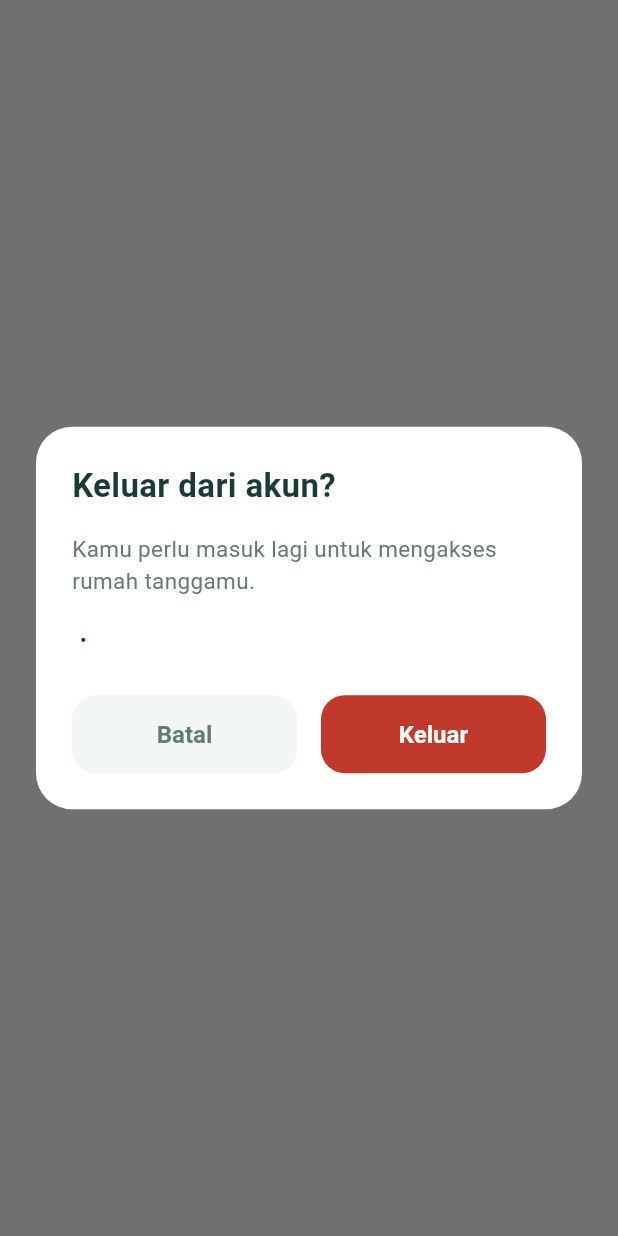
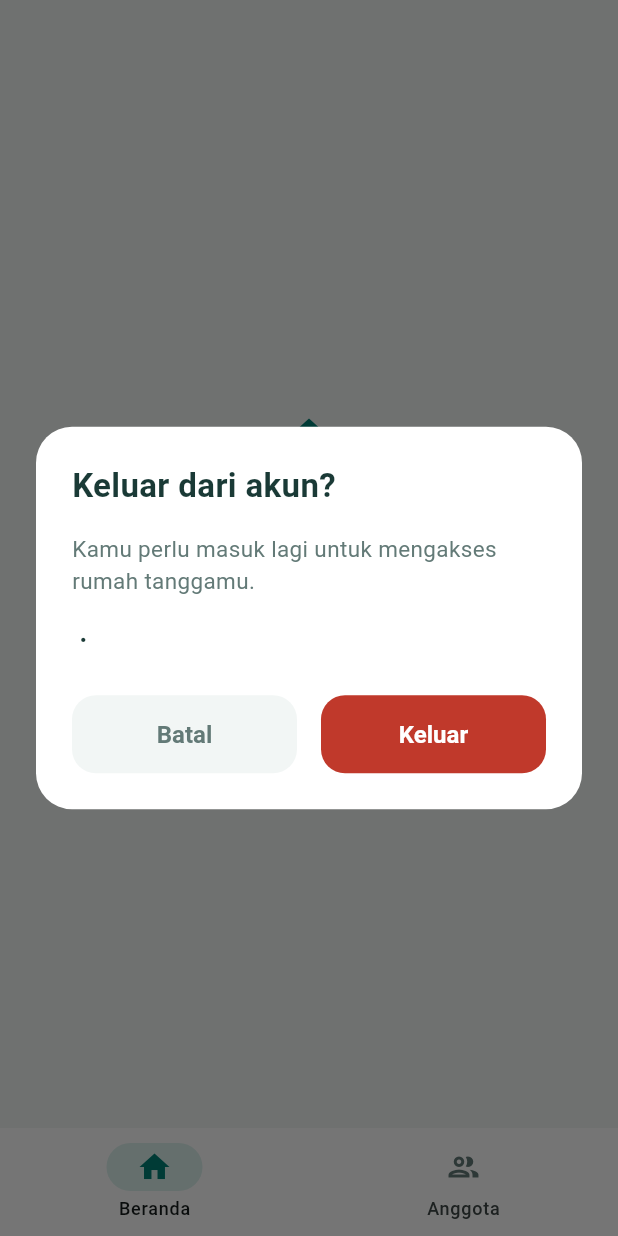
Before and after one commit to Rruben555/Home-Assistant-Frontend, a Flutter app: the MainShell screen opened by its route, after a tap on "Keluar", on a phone screen of 412 x 824 dp. Run offline on Flutter 3.47's test engine with Material 3 defaults, Android fonts, the phone set to English and light mode, and no system bars; accounts and stored records are empty.

Commit message:
Member list

```diff
--- a/lib/app/routes/app_router.dart
+++ b/lib/app/routes/app_router.dart
@@ -58,6 +58,8 @@ class AppRouter {
         return _page(settings, _familyPlaceholder());
       case AppRoutes.main:
         return _page(settings, MainShell(dependencies: _d));
+      case AppRoutes.memberProfile:
+        return _page(settings, _notFound('Profil anggota belum tersedia.'));
       default:
         return _page(settings, _notFound());
     }
--- a/lib/app/routes/app_routes.dart
+++ b/lib/app/routes/app_routes.dart
@@ -5,4 +5,5 @@ class AppRoutes {
   static const register = '/register';
   static const family = '/family'; // layar pertama setelah masuk (daftar / pilih keluarga)
   static const main = '/main';
+  static const memberProfile = '/member/profile'; // arguments: String memberId
 }
--- a/lib/app/routes/route_guards.dart
+++ b/lib/app/routes/route_guards.dart
@@ -16,6 +16,7 @@ class RouteGuards {
   static const _protected = {
     AppRoutes.family,
     AppRoutes.main,
+    AppRoutes.memberProfile,
   };
 
   RouteGuardResult check(String name) {
--- a/lib/app/shell/main_shell.dart
+++ b/lib/app/shell/main_shell.dart
@@ -1,24 +1,59 @@
 import 'package:flutter/material.dart';
+import '../theme/app_theme.dart';
 import '../../cores/ui/app_scaffold.dart';
 import '../../cores/ui/empty_state.dart';
 import '../../features/auth/auth.dart';
+import '../../features/members/members.dart';
 import '../di/injection.dart';
 
-/// Kerangka layar utama. Tahap ini baru berisi Beranda sementara dengan tombol keluar;
-/// tab lain ditambahkan bersama fitur masing-masing.
-class MainShell extends StatelessWidget {
+/// Kerangka tab Beranda / Anggota.
+/// Tab Beranda dan Anggota berbeda untuk admin dan anggota biasa.
+class MainShell extends StatefulWidget {
   const MainShell({super.key, required this.dependencies});
   final AppDependencies dependencies;
+  @override
+  State<MainShell> createState() => _MainShellState();
+}
+
+class _MainShellState extends State<MainShell> {
+  int _index = 0;
+
+  NavigationDestination _dest(IconData icon, IconData active, String label) => NavigationDestination(
+        icon: Icon(icon, color: AppColors.textMuted),
+        selectedIcon: Icon(active, color: AppColors.primary),
+        label: label,
+      );
 
   @override
-  Widget build(BuildContext context) => AppScaffold(
-        showAppBar: false,
-        body: EmptyState(
-          icon: Icons.home_outlined,
-          title: 'Beranda',
-          message: 'Fondasi aplikasi sudah berjalan. Fitur ditambahkan bertahap.',
-          actionLabel: 'Keluar',
-          onAction: () => confirmAndLogout(context, dependencies.auth),
-        ),
+  Widget build(BuildContext context) => ListenableBuilder(
+        listenable: widget.dependencies.members,
+        builder: (context, _) => _scaffold(),
       );
+
+  Widget _scaffold() {
+    final d = widget.dependencies;
+    final admin = d.session.isAdmin;
+    final tabs = <Widget>[
+      EmptyState(
+        icon: Icons.home_outlined,
+        title: 'Beranda',
+        message: 'Daftar chore akan hadir di tahap berikutnya.',
+        actionLabel: 'Keluar',
+        onAction: () => confirmAndLogout(context, d.auth),
+      ),
+      admin ? AdminMembersScreen(members: d.members) : MemberMembersScreen(members: d.members),
+    ];
+    return AppScaffold(
+      showAppBar: false,
+      body: IndexedStack(index: _index, children: tabs),
+      bottomNavigationBar: NavigationBar(
+        selectedIndex: _index,
+        onDestinationSelected: (i) => setState(() => _index = i),
+        destinations: [
+          _dest(Icons.home_outlined, Icons.home, 'Beranda'),
+          _dest(Icons.group_outlined, Icons.group, 'Anggota'),
+        ],
+      ),
+    );
+  }
 }
--- /dev/null
+++ b/lib/features/members/presentation/controllers/members_controller.dart
@@ -0,0 +1,41 @@
+import 'package:flutter/foundation.dart';
+import '../../../../shared/role/role.dart';
+import '../../../../shared/session/session.dart';
+import '../../domain/member.dart';
+import '../../domain/member_repository.dart';
+
+/// Penghubung layar anggota dengan [MemberRepository]. Setiap perubahan data
+/// diteruskan ke pendengar, jadi layar cukup memantau controller ini.
+class MembersController extends ChangeNotifier {
+  MembersController({required MemberRepository repository, required Session session})
+      : _repo = repository,
+        _session = session {
+    _repo.addListener(notifyListeners);
+  }
+
+  final MemberRepository _repo;
+  final Session _session;
+
+  @override
+  void dispose() {
+    _repo.removeListener(notifyListeners);
+    super.dispose();
+  }
+
+  /// Anggota keluarga yang sedang dipilih.
+  List<Member> get members => _repo.snapshot;
+
+  Member? byId(String id) => _repo.byId(id);
+  String nameOf(String id) => _repo.nameOf(id);
+
+  /// Peran dan id anggota milik akun yang sedang masuk (pada keluarga terpilih).
+  Role? get myRole => _session.role;
+  String? get myMemberId => _session.member?.id;
+  bool get isAdmin => _session.isAdmin;
+  bool isMe(String memberId) => myMemberId == memberId;
+
+  Future<List<Member>> loadMembers() => _repo.loadMembers();
+  Future<Member> loadMember(String id) => _repo.loadMember(id);
+  Future<void> delete(String id) => _repo.delete(id);
+  Future<Member> setAdmin(String id, {required bool admin}) => _repo.setAdmin(id, admin: admin);
+}
--- /dev/null
+++ b/lib/features/members/presentation/widgets/members_view.dart
@@ -0,0 +1,169 @@
+import 'package:flutter/material.dart';
+import '../../../../app/routes/app_routes.dart';
+import '../../../../app/theme/app_theme.dart';
+import '../../../../cores/ui/app_card.dart';
+import '../../../../cores/ui/app_search_field.dart';
+import '../../../../cores/ui/app_snackbar.dart';
+import '../../../../cores/ui/async_builder.dart';
+import '../../../../cores/ui/badges.dart';
+import '../../../../cores/ui/confirm_dialog.dart';
+import '../../../../cores/ui/empty_state.dart';
+import '../../../../cores/ui/run_action.dart';
+import '../../../../shared/role/role.dart';
+import '../../domain/member.dart';
+import '../controllers/members_controller.dart';
+import 'role_toggle_button.dart';
+
+/// Daftar anggota. Admin dapat mengubah, menghapus, dan menjadikan admin; anggota hanya melihat.
+class MembersView extends StatefulWidget {
+  const MembersView({super.key, required this.members, required this.isAdmin});
+  final MembersController members;
+  final bool isAdmin;
+  @override
+  State<MembersView> createState() => _MembersViewState();
+}
+
+class _MembersViewState extends State<MembersView> {
+  MembersController get _members => widget.members;
+  final _search = TextEditingController();
+  String _query = '';
+  bool _busy = false;
+
+  @override
+  void dispose() {
+    _search.dispose();
+    super.dispose();
+  }
+
+  void _setBusy(bool v) => setState(() => _busy = v);
+
+  void _openProfile(String id) => Navigator.pushNamed(context, AppRoutes.memberProfile, arguments: id);
+
+  Future<void> _delete(Member m) async {
+    if (_busy) return;
+    if (_members.isMe(m.id)) {
+      showAppSnack(context, 'Kamu tidak dapat menghapus akunmu sendiri.', isError: true);
+      return;
+    }
+    final ok = await showConfirmDialog(
+      context,
+      title: 'Hapus anggota?',
+      message: 'Anggota ini akan dihapus dari rumah tanggamu. Tindakan ini tidak dapat dibatalkan.',
+      detail: m.name,
+      confirmLabel: 'Hapus',
+      destructive: true,
+    );
+    if (!ok || !mounted) return;
+    await runAction<void>(
+      context,
+      action: () => _members.delete(m.id),
+      onBusy: _setBusy,
+      catchUnexpected: false,
+      onSuccess: (_) => showAppSnack(context, '${m.name} berhasil dihapus'),
+    );
+  }
+
+  /// Beralih peran: Anggota -> Admin atau Admin -> Anggota (dengan konfirmasi).
+  Future<void> _toggleRole(Member m) async {
+    if (_busy) return;
+    final toAdmin = m.role != Role.admin;
+    final isSelf = _members.isMe(m.id);
+    final ok = await showConfirmDialog(
+      context,
+      title: toAdmin ? 'Jadikan admin?' : 'Jadikan anggota biasa?',
+      message: toAdmin
+          ? 'Anggota ini akan dapat menambah, mengubah, dan menghapus chore serta mengelola anggota.'
+          : isSelf
+              ? 'Kamu tidak akan lagi dapat mengelola chore dan anggota.'
+              : 'Admin ini tidak akan lagi dapat mengelola chore dan anggota.',
+      detail: m.name,
+      confirmLabel: toAdmin ? 'Jadikan admin' : 'Jadikan anggota',
+    );
+    if (!ok || !mounted) return;
+    await runAction<void>(
+      context,
+      action: () => _members.setAdmin(m.id, admin: toAdmin),
+      onBusy: _setBusy,
+      catchUnexpected: false,
+      onSuccess: (_) => showAppSnack(
+          context, toAdmin ? '${m.name} sekarang menjadi admin' : '${m.name} sekarang menjadi anggota'),
+    );
+  }
+
+  Widget _build(List<Member> all) {
+    final q = _query.trim().toLowerCase();
+    final list = all.where((m) => q.isEmpty || m.name.toLowerCase().contains(q)).toList();
+
+    final children = <Widget>[
+      AppSearchField(controller: _search, hint: 'Cari anggota...', onChanged: (v) => setState(() => _query = v)),
+      const SizedBox(height: AppSpacing.md),
+      if (_busy) const Padding(
+        padding: EdgeInsets.only(bottom: AppSpacing.md),
+        child: LinearProgressIndicator(color: AppColors.primary),
+      ),
+    ];
+
+    if (all.isEmpty) {
+      children.add(EmptyState(
+        icon: Icons.group_outlined,
+        title: 'Belum ada anggota',
+        message: 'Anggota keluarga ini akan tampil di sini.',
+      ));
+    } else if (list.isEmpty) {
+      children.add(EmptyState(
+        icon: Icons.search_off,
+        title: 'Anggota tidak ditemukan',
+        message: 'Coba kata kunci lain.',
+        actionLabel: 'Reset pencarian',
+        onAction: () {
+          _search.clear();
+          setState(() => _query = '');
+        },
+      ));
+    } else {
+      for (final m in list) {
+        children.add(Padding(
+          padding: const EdgeInsets.only(bottom: AppSpacing.md),
+          child: AppCard(
+            onTap: () => _openProfile(m.id),
+            child: Row(children: [
+              MemberAvatar(initial: m.initial),
+              const SizedBox(width: AppSpacing.md),
+              Expanded(
+                child: Column(crossAxisAlignment: CrossAxisAlignment.start, children: [
+                  Text(m.name, style: AppText.h3, maxLines: 1, overflow: TextOverflow.ellipsis),
+                  Text(m.role.label, style: AppText.muted, maxLines: 1, overflow: TextOverflow.ellipsis),
+                ]),
+              ),
+              if (widget.isAdmin) ...[
+                RoleToggleButton(
+                  isAdmin: m.role == Role.admin,
+                  tooltip: m.role == Role.admin ? 'Jadikan ${m.name} anggota biasa' : 'Jadikan ${m.name} admin',
+                  onPressed: _busy ? null : () => _toggleRole(m),
+                ),
+                IconButton(
+                  tooltip: 'Hapus ${m.name}',
+                  onPressed: _busy ? null : () => _delete(m),
+                  icon: const Icon(Icons.delete_outline, color: AppColors.error),
+                ),
+              ],
+            ]),
+          ),
+        ));
+      }
+    }
+
+    return ListView(
+      keyboardDismissBehavior: ScrollViewKeyboardDismissBehavior.onDrag,
+      padding: const EdgeInsets.all(AppSpacing.md),
+      children: children,
+    );
+  }
+
+  @override
+  Widget build(BuildContext context) => AsyncBuilder<List<Member>>(
+        loader: _members.loadMembers,
+        refreshOn: _members,
+        builder: (context, all) => _build(all),
+      );
+}
```
Also changed, not shown: lib/app/di/injection.dart (+17 -0 lines), lib/features/members/data/in_memory_member_repository.dart (added, +190 -0 lines), lib/features/members/data/member_seed.dart (added, +18 -0 lines), lib/features/members/domain/member.dart (added, +32 -0 lines), lib/features/members/domain/member_lookup.dart (added, +19 -0 lines), lib/features/members/domain/member_repository.dart (added, +38 -0 lines), lib/features/members/members.dart (added, +10 -0 lines), lib/features/members/presentation/screens/admin/admin_members_screen.dart (added, +11 -0 lines), lib/features/members/presentation/screens/member/member_members_screen.dart (added, +11 -0 lines), lib/features/members/presentation/widgets/role_toggle_button.dart (added, +35 -0 lines), 1 other file.
